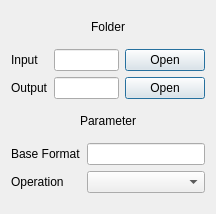
Qt form mediacopier-cli/src/gui/param.ui (patrickziegler/mediacopier) before a commit.
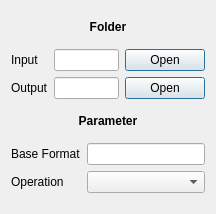
The same form after that commit.

Patch:
```diff
--- a/mediacopier-cli/src/gui/param.ui
+++ b/mediacopier-cli/src/gui/param.ui
@@ -22,6 +22,12 @@
        <verstretch>0</verstretch>
       </sizepolicy>
      </property>
+     <property name="font">
+      <font>
+       <weight>75</weight>
+       <bold>true</bold>
+      </font>
+     </property>
      <property name="text">
       <string>Folder</string>
      </property>
@@ -88,6 +94,12 @@
        <verstretch>0</verstretch>
       </sizepolicy>
      </property>
+     <property name="font">
+      <font>
+       <weight>75</weight>
+       <bold>true</bold>
+      </font>
+     </property>
      <property name="text">
       <string>Parameter</string>
      </property>
```
